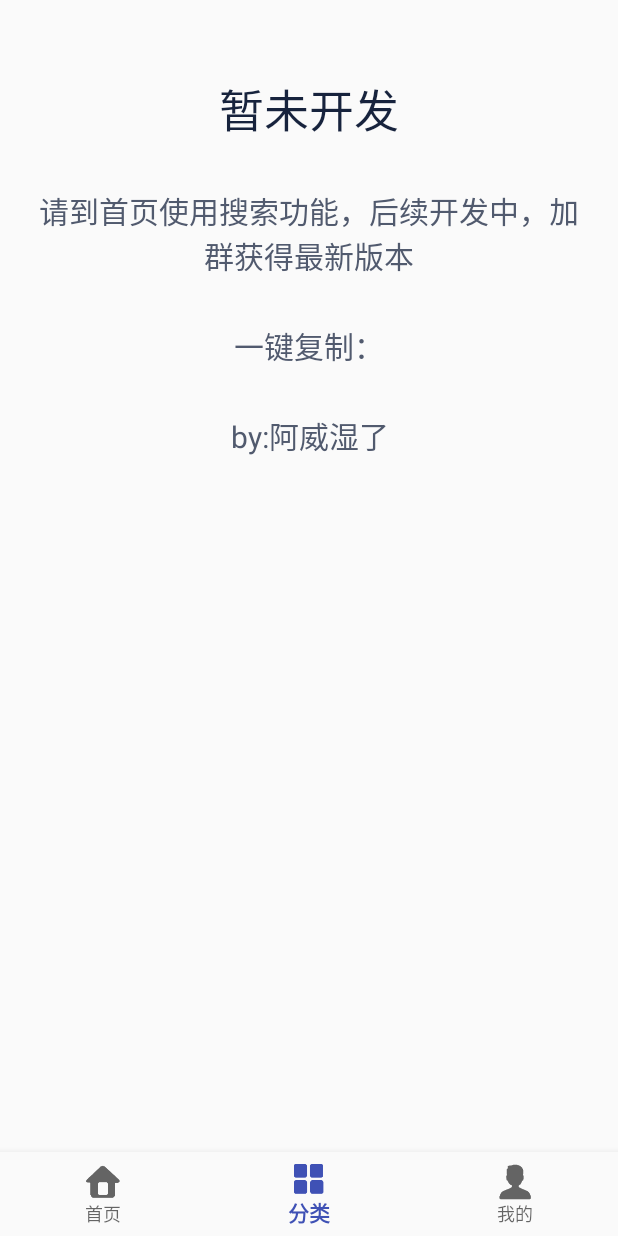
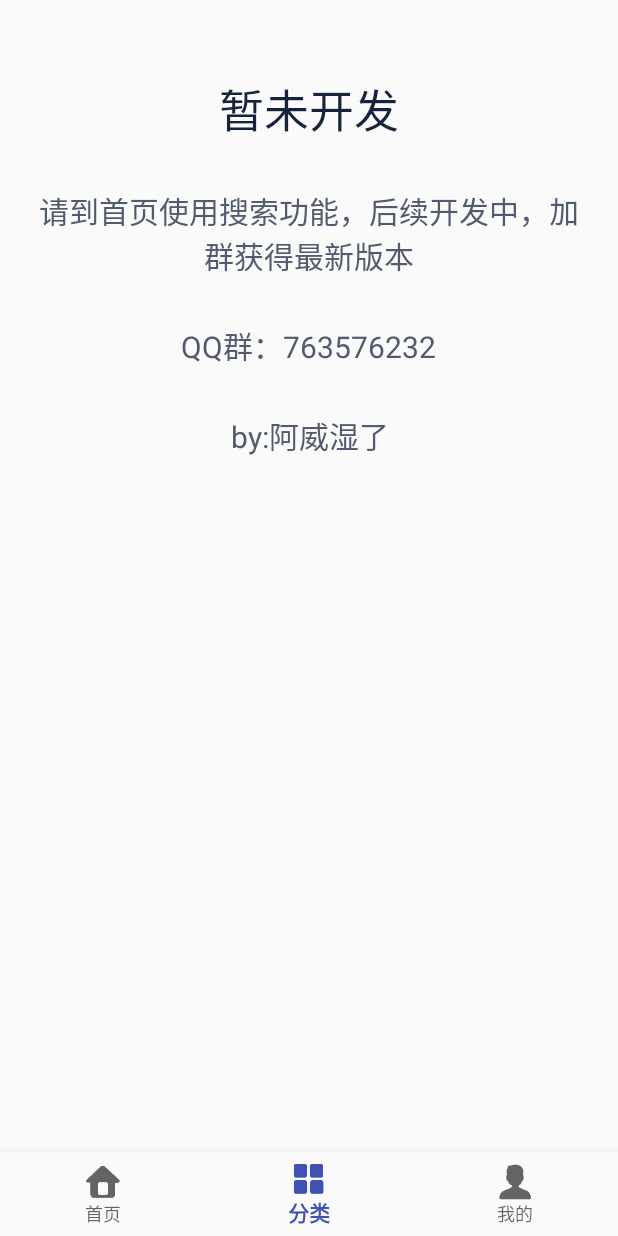
Before and after one commit to PawNzZi/xmlyt, an Android app: the screen it shows after launch (MainActivity), item 2 of the bottom bar chosen, on a phone screen of 412 x 824 dp. Run offline under Robolectric (Android 15) with nearby library versions, the phone set to English and light mode, and no system bars; libraries missing offline, so code that uses them is left out: com.liys.onclickme, com.liys.onclickme_annotations, com.wyt.searchbox, rx.android.schedulers, rx.schedulers; 6 statements that could not run were skipped.

Commit message:
新增群号，版本升级到0.5.1

```diff
--- a/app/build.gradle
+++ b/app/build.gradle
@@ -7,7 +7,7 @@ android {
         minSdkVersion 26
         targetSdkVersion 32
         versionCode 1
-        versionName "0.5"
+        versionName "0.5.1"
         testInstrumentationRunner "android.support.test.runner.AndroidJUnitRunner"
         vectorDrawables.useSupportLibrary= true
 //添加如下配置 开启annotation processor
--- a/app/src/main/java/cn/lingyikz/soundbook/soundbook/category/CategoryFragment.java
+++ b/app/src/main/java/cn/lingyikz/soundbook/soundbook/category/CategoryFragment.java
@@ -40,7 +40,7 @@ public class CategoryFragment extends Fragment {
     public void click(View view) {
         switch (view.getId()) {
             case R.id.copyQQGruop:
-                Toast.makeText(getActivity(), "复制成功", Toast.LENGTH_SHORT).show();
+//                Toast.makeText(getActivity(), "复制成功", Toast.LENGTH_SHORT).show();
                 break;
         }
     }
--- a/app/src/main/res/layout/activity_audiodetail.xml
+++ b/app/src/main/res/layout/activity_audiodetail.xml
@@ -65,7 +65,7 @@
             android:layout_centerHorizontal="true"
             android:layout_marginTop="5dp"
             android:text="猫腻 著"
-            android:textSize="16sp"
+            android:textSize="12sp"
             android:textColor="@color/colorDivider"
             >
         </TextView>
--- a/app/src/main/res/values/strings.xml
+++ b/app/src/main/res/values/strings.xml
@@ -5,7 +5,7 @@
     <string name="title_notifications">我的</string>
     <string name="null_fragment">暂未开发</string>
     <string name="null_fragment_tip">请到首页使用搜索功能，后续开发中，加群获得最新版本</string>
-    <string name="qq_gruop">一键复制：</string>
+    <string name="qq_gruop">QQ群：763576232</string>
     <string name="username">你好，游客</string>
     <string name="collection_history">收藏列表</string>
     <string name="play_histtory">播放历史</string>
```
Also changed, not shown: 2 other files.
